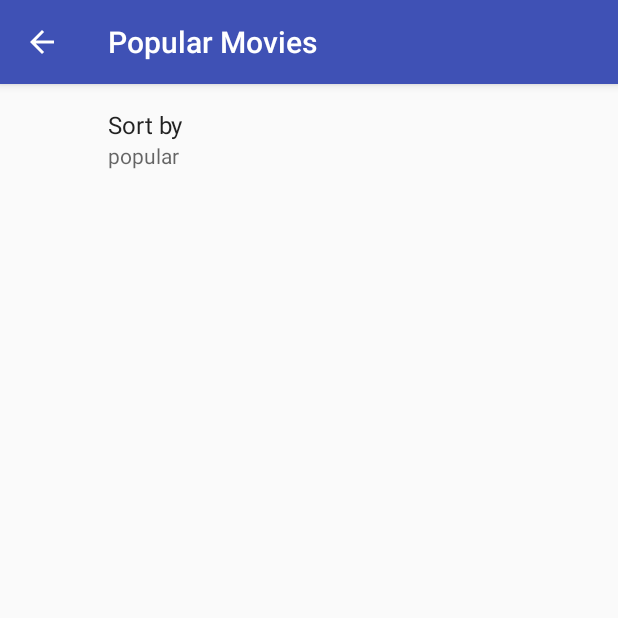
After one commit to applocker/popular-movies, an Android app: the SettingsActivity screen opened directly, with no data from a screen before it, on a phone screen of 412 x 824 dp, the top half of it. The commit adds this screen. Run offline under Robolectric (Android 15) with nearby library versions, the phone set to English and light mode, and no system bars; our stand-ins replace androidx.preference.

Commit message:
add user pref settings

```diff
--- a/app/build.gradle
+++ b/app/build.gradle
@@ -19,8 +19,9 @@ android {
 }
 
 dependencies {
-    implementation fileTree(dir: 'libs', include: ['*.jar'])
+    implementation fileTree(include: ['*.jar'], dir: 'libs')
     implementation "com.android.support:appcompat-v7:${rootProject.ext.supportLibVersion}"
+    implementation  "com.android.support:preference-v14:${rootProject.ext.supportLibVersion}"
     implementation 'com.android.support.constraint:constraint-layout:1.1.2'
     compile 'com.squareup.picasso:picasso:2.5.2'
     testImplementation 'junit:junit:4.12'
--- a/app/src/main/AndroidManifest.xml
+++ b/app/src/main/AndroidManifest.xml
@@ -16,6 +16,11 @@
                 <category android:name="android.intent.category.LAUNCHER" />
             </intent-filter>
         </activity>
+        <activity android:name=".SettingsActivity"
+            android:parentActivityName=".MainActivity"
+            android:theme="@style/AppTheme.SettingsTheme">
+        </activity>
+
     </application>
 
 </manifest>
--- /dev/null
+++ b/app/src/main/java/com/dappslocker/popularmovies/SettingsActivity.java
@@ -0,0 +1,30 @@
+package com.dappslocker.popularmovies;
+
+
+import android.os.Bundle;
+import android.support.v4.app.NavUtils;
+import android.support.v7.app.AppCompatActivity;
+import android.support.v7.app.ActionBar;
+import android.view.MenuItem;
+
+/**
+ * Created by Tiwuya on 08/07/2018.
+ */
+
+public class SettingsActivity extends AppCompatActivity {
+
+    @Override
+    protected void onCreate(Bundle savedInstanceState) {
+        super.onCreate(savedInstanceState);
+
+        ActionBar actionBar = getSupportActionBar();
+        if(actionBar != null){
+            actionBar.setDisplayHomeAsUpEnabled(true);
+        }
+
+        getSupportFragmentManager().beginTransaction()
+                .replace(android.R.id.content, new SettingsFragment())
+                .commit();
+    }
+
+}
--- /dev/null
+++ b/app/src/main/java/com/dappslocker/popularmovies/SettingsFragment.java
@@ -0,0 +1,68 @@
+package com.dappslocker.popularmovies;
+
+
+import android.content.Context;
+import android.content.SharedPreferences;
+import android.os.Bundle;
+import android.support.v7.preference.ListPreference;
+import android.support.v7.preference.PreferenceFragmentCompat;
+import android.support.v7.preference.PreferenceManager;
+
+import com.dappslocker.popularmovies.data.MoviePreferences;
+
+/**
+ * Created by Tiwuya on 08/07/2018.
+ */
+
+public class SettingsFragment extends PreferenceFragmentCompat implements SharedPreferences.OnSharedPreferenceChangeListener {
+    private SettingsActivity sActivity;
+    private ListPreference mListPreference;
+    private SharedPreferences mSharedPreferences;
+
+    @Override
+    public void onCreatePreferences(Bundle savedInstanceState, String rootKey) {
+        addPreferencesFromResource(R.xml.preferences);
+        mSharedPreferences = PreferenceManager.getDefaultSharedPreferences(sActivity);
+        //trigger the event to set the initial summary
+        onSharedPreferenceChanged(mSharedPreferences, getString(R.string.popular_movie_choice_list_pref_key));
+
+    }
+
+    @Override
+    public void onAttach(Context activity){
+        super.onAttach(activity.getApplicationContext());
+        sActivity = (SettingsActivity)activity;//get a reference to the activity that owns this fragment
+    }
+
+    @Override
+    public void onSharedPreferenceChanged(SharedPreferences sharedPreferences, String key) {
+        if (key.equals(getString(R.string.popular_movie_choice_list_pref_key))) {
+            mListPreference = (ListPreference)findPreference(key);
+            int selectedIndex = -1;
+            selectedIndex = mListPreference.findIndexOfValue(sharedPreferences.getString(key, MoviePreferences.getDefaultPrefChoice()));
+            if (selectedIndex > -1) {
+                findPreference(key).setSummary(mListPreference.getEntries()[selectedIndex]);
+                //set the users preference
+                MoviePreferences.setPrefChoice(selectedIndex);
+                //save the new pref
+            }
+        }
+        else {
+            findPreference(key).setSummary(sharedPreferences.getString(key,  MoviePreferences.getDefaultPrefChoice()));
+        }
+    }
+
+    @Override
+    public void onPause() {
+        super.onPause();
+        //unregister the listener
+        getPreferenceScreen().getSharedPreferences().unregisterOnSharedPreferenceChangeListener(this);
+    }
+
+    @Override
+    public void onResume() {
+        super.onResume();
+        //register listener
+        getPreferenceScreen().getSharedPreferences().registerOnSharedPreferenceChangeListener(this);
+    }
+}
--- a/app/src/main/java/com/dappslocker/popularmovies/data/MoviePreferences.java
+++ b/app/src/main/java/com/dappslocker/popularmovies/data/MoviePreferences.java
@@ -9,7 +9,32 @@ public class MoviePreferences {
     public static final String PREF_POPULAR = "popular";
     public static final String PREF_TOP_RATED = "toprated";
     private static final String DEFAULT_PREF_CHOICE = PREF_POPULAR;
+    private static  String PrefChoice;
     public static String getDefaultPrefChoice() {
         return DEFAULT_PREF_CHOICE;
     }
+
+
+    public static void setPrefChoice(int selectedIndex) {
+        switch(selectedIndex){
+            case 0:
+                PrefChoice = PREF_POPULAR;
+                break;
+            case 1:
+                PrefChoice = PREF_TOP_RATED;
+                break;
+            default:
+                PrefChoice = getDefaultPrefChoice();
+                break;
+        }
+    }
+
+    public static String getPrefChoice() {
+        if(PrefChoice != null){
+            return PrefChoice;
+        }
+        else {
+            return  getDefaultPrefChoice();
+        }
+    }
 }
--- a/app/src/main/res/values/strings.xml
+++ b/app/src/main/res/values/strings.xml
@@ -2,6 +2,15 @@
     <string name="app_name">Popular Movies</string>
     <string name="image_content_description">Image loading error</string>
     <string name="error_message">There was an error while loading the images please click refresh to try again</string>
-    <string name="menu_refresh">refresh movies</string>
+    <string name="menu_refresh">Rrefresh movies</string>
 
+    <!-- Preferences resource values  -->
+    <string-array name="popular_movie_choice_type_array">
+        <item>popular</item>
+        <item>top rated</item>
+    </string-array>
+    <string name="pref_title">Sort by</string>
+    <string name="popular_movie_choice_list_pref_key">list_pref_key</string>
+    <string name="popular_movie_default_choice">popular</string>
+    <string name="action_settings">Settings</string>
 </resources>
--- a/app/src/main/res/values/styles.xml
+++ b/app/src/main/res/values/styles.xml
@@ -6,6 +6,10 @@
         <item name="colorPrimary">@color/colorPrimary</item>
         <item name="colorPrimaryDark">@color/colorPrimaryDark</item>
         <item name="colorAccent">@color/colorAccent</item>
+
     </style>
 
+    <style name="AppTheme.SettingsTheme" parent="AppTheme">
+        <item name="preferenceTheme">@style/PreferenceThemeOverlay</item>
+    </style>
 </resources>
--- /dev/null
+++ b/app/src/main/res/xml/preferences.xml
@@ -0,0 +1,10 @@
+<?xml version="1.0" encoding="utf-8"?>
+<android.support.v7.preference.PreferenceScreen xmlns:android="http://schemas.android.com/apk/res/android">
+    <ListPreference
+        android:defaultValue="@string/popular_movie_default_choice"
+        android:entries="@array/popular_movie_choice_type_array"
+        android:entryValues="@array/popular_movie_choice_type_array"
+        android:key="@string/popular_movie_choice_list_pref_key"
+        android:dialogTitle="@string/pref_title"
+        android:title="@string/pref_title" />
+</android.support.v7.preference.PreferenceScreen>
```
Also changed, not shown: app/src/main/java/com/dappslocker/popularmovies/MainActivity.java (+16 -1 lines), app/src/main/res/menu/poular_movies.xml (+7 -2 lines), app/src/main/res/drawable/ic_settings_black_48dp.png (added).
